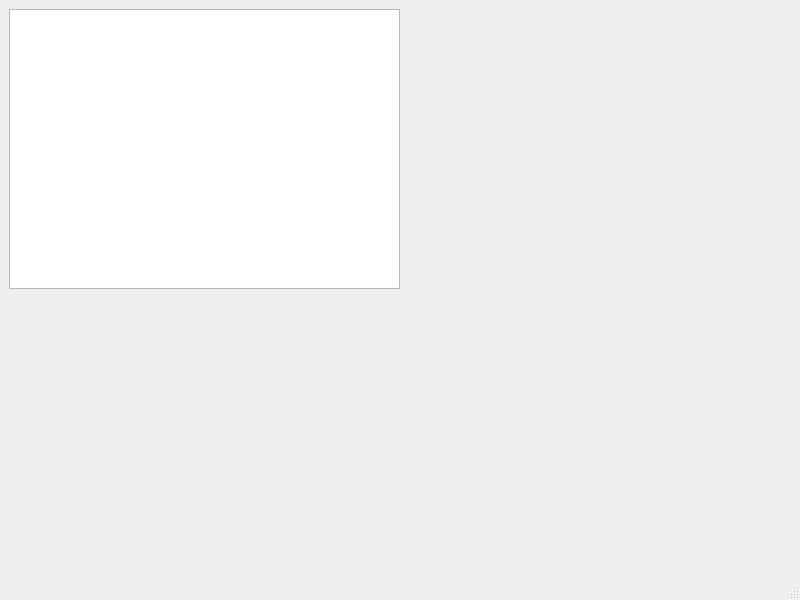
First picture: the form in screencloneclinet.ui, repository MrBuzzKillington/screenCloneClient, before the edit.
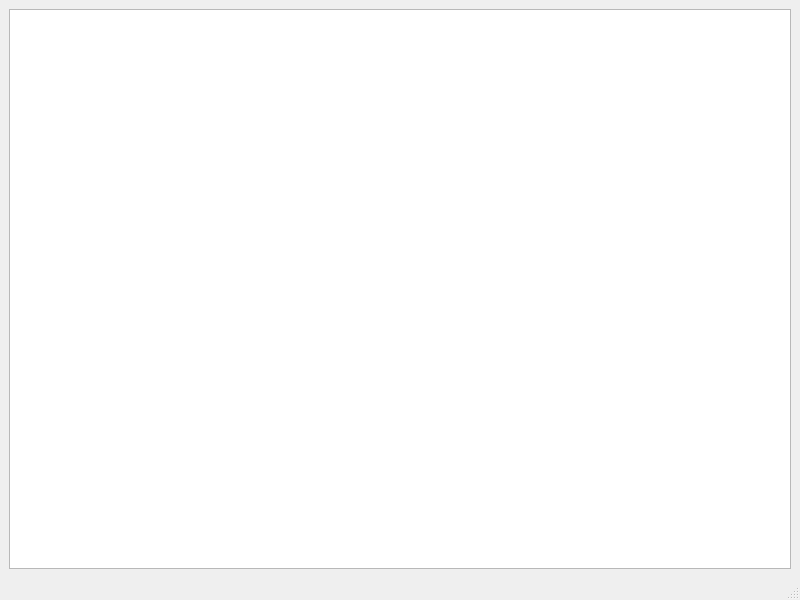
Second picture: the form after the edit.

Patch:
```diff
--- a/screencloneclinet.ui
+++ b/screencloneclinet.ui
@@ -15,19 +15,6 @@
   </property>
   <widget class="QWidget" name="centralwidget">
    <layout class="QGridLayout" name="gridLayout">
-    <item row="0" column="1">
-     <spacer name="horizontalSpacer">
-      <property name="orientation">
-       <enum>Qt::Horizontal</enum>
-      </property>
-      <property name="sizeHint" stdset="0">
-       <size>
-        <width>40</width>
-        <height>20</height>
-       </size>
-      </property>
-     </spacer>
-    </item>
     <item row="0" column="0">
      <widget class="QGraphicsView" name="imageViewObj_">
       <property name="minimumSize">
@@ -36,21 +23,14 @@
         <height>10</height>
        </size>
       </property>
+      <property name="verticalScrollBarPolicy">
+       <enum>Qt::ScrollBarAlwaysOff</enum>
+      </property>
+      <property name="horizontalScrollBarPolicy">
+       <enum>Qt::ScrollBarAlwaysOff</enum>
+      </property>
      </widget>
     </item>
-    <item row="1" column="0">
-     <spacer name="verticalSpacer">
-      <property name="orientation">
-       <enum>Qt::Vertical</enum>
-      </property>
-      <property name="sizeHint" stdset="0">
-       <size>
-        <width>20</width>
-        <height>40</height>
-       </size>
-      </property>
-     </spacer>
-    </item>
    </layout>
   </widget>
   <widget class="QMenuBar" name="menubar">
```
